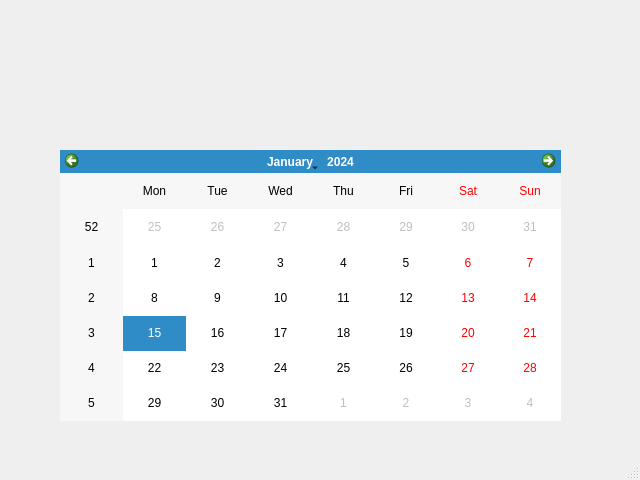
Before: the Qt Designer form testa/mainwindow.ui in Toufikos/testa, drawn with Qt 5.
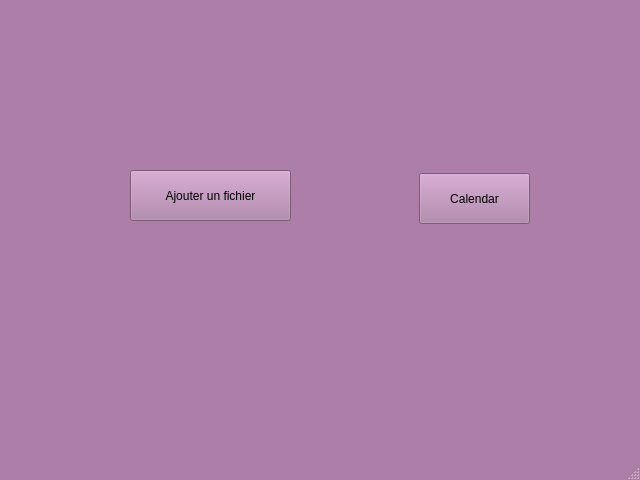
After: the same form once the commit is applied.

What changed in the file:
```diff
--- a/testa/mainwindow.ui
+++ b/testa/mainwindow.ui
@@ -10,6 +10,448 @@
     <height>480</height>
    </rect>
   </property>
+  <property name="palette">
+   <palette>
+    <active>
+     <colorrole role="WindowText">
+      <brush brushstyle="SolidPattern">
+       <color alpha="255">
+        <red>0</red>
+        <green>0</green>
+        <blue>0</blue>
+       </color>
+      </brush>
+     </colorrole>
+     <colorrole role="Button">
+      <brush brushstyle="SolidPattern">
+       <color alpha="255">
+        <red>173</red>
+        <green>127</green>
+        <blue>168</blue>
+       </color>
+      </brush>
+     </colorrole>
+     <colorrole role="Light">
+      <brush brushstyle="SolidPattern">
+       <color alpha="255">
+        <red>255</red>
+        <green>192</green>
+        <blue>249</blue>
+       </color>
+      </brush>
+     </colorrole>
+     <colorrole role="Midlight">
+      <brush brushstyle="SolidPattern">
+       <color alpha="255">
+        <red>214</red>
+        <green>159</green>
+        <blue>208</blue>
+       </color>
+      </brush>
+     </colorrole>
+     <colorrole role="Dark">
+      <brush brushstyle="SolidPattern">
+       <color alpha="255">
+        <red>86</red>
+        <green>63</green>
+        <blue>84</blue>
+       </color>
+      </brush>
+     </colorrole>
+     <colorrole role="Mid">
+      <brush brushstyle="SolidPattern">
+       <color alpha="255">
+        <red>115</red>
+        <green>84</green>
+        <blue>112</blue>
+       </color>
+      </brush>
+     </colorrole>
+     <colorrole role="Text">
+      <brush brushstyle="SolidPattern">
+       <color alpha="255">
+        <red>0</red>
+        <green>0</green>
+        <blue>0</blue>
+       </color>
+      </brush>
+     </colorrole>
+     <colorrole role="BrightText">
+      <brush brushstyle="SolidPattern">
+       <color alpha="255">
+        <red>255</red>
+        <green>255</green>
+        <blue>255</blue>
+       </color>
+      </brush>
+     </colorrole>
+     <colorrole role="ButtonText">
+      <brush brushstyle="SolidPattern">
+       <color alpha="255">
+        <red>0</red>
+        <green>0</green>
+        <blue>0</blue>
+       </color>
+      </brush>
+     </colorrole>
+     <colorrole role="Base">
+      <brush brushstyle="SolidPattern">
+       <color alpha="255">
+        <red>255</red>
+        <green>255</green>
+        <blue>255</blue>
+       </color>
+      </brush>
+     </colorrole>
+     <colorrole role="Window">
+      <brush brushstyle="SolidPattern">
+       <color alpha="255">
+        <red>173</red>
+        <green>127</green>
+        <blue>168</blue>
+       </color>
+      </brush>
+     </colorrole>
+     <colorrole role="Shadow">
+      <brush brushstyle="SolidPattern">
+       <color alpha="255">
+        <red>0</red>
+        <green>0</green>
+        <blue>0</blue>
+       </color>
+      </brush>
+     </colorrole>
+     <colorrole role="AlternateBase">
+      <brush brushstyle="SolidPattern">
+       <color alpha="255">
+        <red>214</red>
+        <green>191</green>
+        <blue>211</blue>
+       </color>
+      </brush>
+     </colorrole>
+     <colorrole role="ToolTipBase">
+      <brush brushstyle="SolidPattern">
+       <color alpha="255">
+        <red>255</red>
+        <green>255</green>
+        <blue>220</blue>
+       </color>
+      </brush>
+     </colorrole>
+     <colorrole role="ToolTipText">
+      <brush brushstyle="SolidPattern">
+       <color alpha="255">
+        <red>0</red>
+        <green>0</green>
+        <blue>0</blue>
+       </color>
+      </brush>
+     </colorrole>
+     <colorrole role="PlaceholderText">
+      <brush brushstyle="SolidPattern">
+       <color alpha="128">
+        <red>0</red>
+        <green>0</green>
+        <blue>0</blue>
+       </color>
+      </brush>
+     </colorrole>
+    </active>
+    <inactive>
+     <colorrole role="WindowText">
+      <brush brushstyle="SolidPattern">
+       <color alpha="255">
+        <red>0</red>
+        <green>0</green>
+        <blue>0</blue>
+       </color>
+      </brush>
+     </colorrole>
+     <colorrole role="Button">
+      <brush brushstyle="SolidPattern">
+       <color alpha="255">
+        <red>173</red>
+        <green>127</green>
+        <blue>168</blue>
+       </color>
+      </brush>
+     </colorrole>
+     <colorrole role="Light">
+      <brush brushstyle="SolidPattern">
+       <color alpha="255">
+        <red>255</red>
+        <green>192</green>
+        <blue>249</blue>
+       </color>
+      </brush>
+     </colorrole>
+     <colorrole role="Midlight">
+      <brush brushstyle="SolidPattern">
+       <color alpha="255">
+        <red>214</red>
+        <green>159</green>
+        <blue>208</blue>
+       </color>
+      </brush>
+     </colorrole>
+     <colorrole role="Dark">
+      <brush brushstyle="SolidPattern">
+       <color alpha="255">
+        <red>86</red>
+        <green>63</green>
+        <blue>84</blue>
+       </color>
+      </brush>
+     </colorrole>
+     <colorrole role="Mid">
+      <brush brushstyle="SolidPattern">
+       <color alpha="255">
+        <red>115</red>
+        <green>84</green>
+        <blue>112</blue>
+       </color>
+      </brush>
+     </colorrole>
+     <colorrole role="Text">
+      <brush brushstyle="SolidPattern">
+       <color alpha="255">
+        <red>0</red>
+        <green>0</green>
+        <blue>0</blue>
+       </color>
+      </brush>
+     </colorrole>
+     <colorrole role="BrightText">
+      <brush brushstyle="SolidPattern">
+       <color alpha="255">
+        <red>255</red>
+        <green>255</green>
+        <blue>255</blue>
+       </color>
+      </brush>
+     </colorrole>
+     <colorrole role="ButtonText">
+      <brush brushstyle="SolidPattern">
+       <color alpha="255">
+        <red>0</red>
+        <green>0</green>
+        <blue>0</blue>
+       </color>
+      </brush>
+     </colorrole>
+     <colorrole role="Base">
+      <brush brushstyle="SolidPattern">
+       <color alpha="255">
+        <red>255</red>
+        <green>255</green>
+        <blue>255</blue>
+       </color>
+      </brush>
+     </colorrole>
+     <colorrole role="Window">
+      <brush brushstyle="SolidPattern">
+       <color alpha="255">
+        <red>173</red>
+        <green>127</green>
+        <blue>168</blue>
+       </color>
+      </brush>
+     </colorrole>
+     <colorrole role="Shadow">
+      <brush brushstyle="SolidPattern">
+       <color alpha="255">
+        <red>0</red>
+        <green>0</green>
+        <blue>0</blue>
+       </color>
+      </brush>
+     </colorrole>
+     <colorrole role="AlternateBase">
+      <brush brushstyle="SolidPattern">
+       <color alpha="255">
+        <red>214</red>
+        <green>191</green>
+        <blue>211</blue>
+       </color>
+      </brush>
+     </colorrole>
+     <colorrole role="ToolTipBase">
+      <brush brushstyle="SolidPattern">
+       <color alpha="255">
+        <red>255</red>
+        <green>255</green>
+        <blue>220</blue>
+       </color>
+      </brush>
+     </colorrole>
+     <colorrole role="ToolTipText">
+      <brush brushstyle="SolidPattern">
+       <color alpha="255">
+        <red>0</red>
+        <green>0</green>
+        <blue>0</blue>
+       </color>
+      </brush>
+     </colorrole>
+     <colorrole role="PlaceholderText">
+      <brush brushstyle="SolidPattern">
+       <color alpha="128">
+        <red>0</red>
+        <green>0</green>
+        <blue>0</blue>
+       </color>
+      </brush>
+     </colorrole>
+    </inactive>
+    <disabled>
+     <colorrole role="WindowText">
+      <brush brushstyle="SolidPattern">
+       <color alpha="255">
+        <red>86</red>
+        <green>63</green>
+        <blue>84</blue>
+       </color>
+      </brush>
+     </colorrole>
+     <colorrole role="Button">
+      <brush brushstyle="SolidPattern">
+       <color alpha="255">
+        <red>173</red>
+        <green>127</green>
+        <blue>168</blue>
+       </color>
+      </brush>
+     </colorrole>
+     <colorrole role="Light">
+      <brush brushstyle="SolidPattern">
+       <color alpha="255">
+        <red>255</red>
+        <green>192</green>
+        <blue>249</blue>
+       </color>
+      </brush>
+     </colorrole>
+     <colorrole role="Midlight">
+      <brush brushstyle="SolidPattern">
+       <color alpha="255">
+        <red>214</red>
+        <green>159</green>
+        <blue>208</blue>
+       </color>
+      </brush>
+     </colorrole>
+     <colorrole role="Dark">
+      <brush brushstyle="SolidPattern">
+       <color alpha="255">
+        <red>86</red>
+        <green>63</green>
+        <blue>84</blue>
+       </color>
+      </brush>
+     </colorrole>
+     <colorrole role="Mid">
+      <brush brushstyle="SolidPattern">
+       <color alpha="255">
+        <red>115</red>
+        <green>84</green>
+        <blue>112</blue>
+       </color>
+      </brush>
+     </colorrole>
+     <colorrole role="Text">
+      <brush brushstyle="SolidPattern">
+       <color alpha="255">
+        <red>86</red>
+        <green>63</green>
+        <blue>84</blue>
+       </color>
+      </brush>
+     </colorrole>
+     <colorrole role="BrightText">
+      <brush brushstyle="SolidPattern">
+       <color alpha="255">
+        <red>255</red>
+        <green>255</green>
+        <blue>255</blue>
+       </color>
+      </brush>
+     </colorrole>
+     <colorrole role="ButtonText">
+      <brush brushstyle="SolidPattern">
+       <color alpha="255">
+        <red>86</red>
+        <green>63</green>
+        <blue>84</blue>
+       </color>
+      </brush>
+     </colorrole>
+     <colorrole role="Base">
+      <brush brushstyle="SolidPattern">
+       <color alpha="255">
+        <red>173</red>
+        <green>127</green>
+        <blue>168</blue>
+       </color>
+      </brush>
+     </colorrole>
+     <colorrole role="Window">
+      <brush brushstyle="SolidPattern">
+       <color alpha="255">
+        <red>173</red>
+        <green>127</green>
+        <blue>168</blue>
+       </color>
+      </brush>
+     </colorrole>
+     <colorrole role="Shadow">
+      <brush brushstyle="SolidPattern">
+       <color alpha="255">
+        <red>0</red>
+        <green>0</green>
+        <blue>0</blue>
+       </color>
+      </brush>
+     </colorrole>
+     <colorrole role="AlternateBase">
+      <brush brushstyle="SolidPattern">
+       <color alpha="255">
+        <red>173</red>
+        <green>127</green>
+        <blue>168</blue>
+       </color>
+      </brush>
+     </colorrole>
+     <colorrole role="ToolTipBase">
+      <brush brushstyle="SolidPattern">
+       <color alpha="255">
+        <red>255</red>
+        <green>255</green>
+        <blue>220</blue>
+       </color>
+      </brush>
+     </colorrole>
+     <colorrole role="ToolTipText">
+      <brush brushstyle="SolidPattern">
+       <color alpha="255">
+        <red>0</red>
+        <green>0</green>
+        <blue>0</blue>
+       </color>
+      </brush>
+     </colorrole>
+     <colorrole role="PlaceholderText">
+      <brush brushstyle="SolidPattern">
+       <color alpha="128">
+        <red>0</red>
+        <green>0</green>
+        <blue>0</blue>
+       </color>
+      </brush>
+     </colorrole>
+    </disabled>
+   </palette>
+  </property>
   <property name="windowTitle">
    <string>MainWindow</string>
   </property>
@@ -17,17 +459,30 @@
    <string notr="true"/>
   </property>
   <widget class="QWidget" name="centralwidget">
-   <widget class="QCalendarWidget" name="calendarWidget">
+   <widget class="QPushButton" name="pushButton">
     <property name="geometry">
      <rect>
-      <x>60</x>
-      <y>150</y>
-      <width>501</width>
-      <height>271</height>
+      <x>419</x>
+      <y>173</y>
+      <width>111</width>
+      <height>51</height>
      </rect>
     </property>
-    <property name="styleSheet">
-     <string notr="true">background-color = yellow;</string>
+    <property name="text">
+     <string>Calendar</string>
+    </property>
+   </widget>
+   <widget class="QPushButton" name="pushButton_2">
+    <property name="geometry">
+     <rect>
+      <x>130</x>
+      <y>170</y>
+      <width>161</width>
+      <height>51</height>
+     </rect>
+    </property>
+    <property name="text">
+     <string>Ajouter un fichier</string>
     </property>
    </widget>
   </widget>
```
